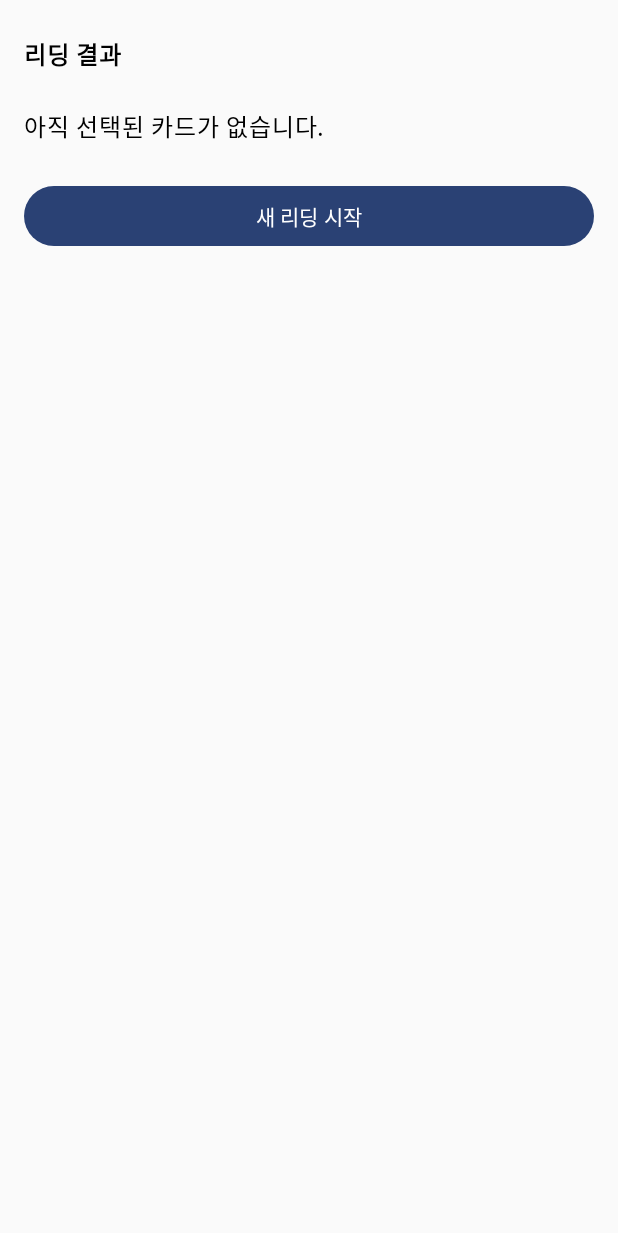
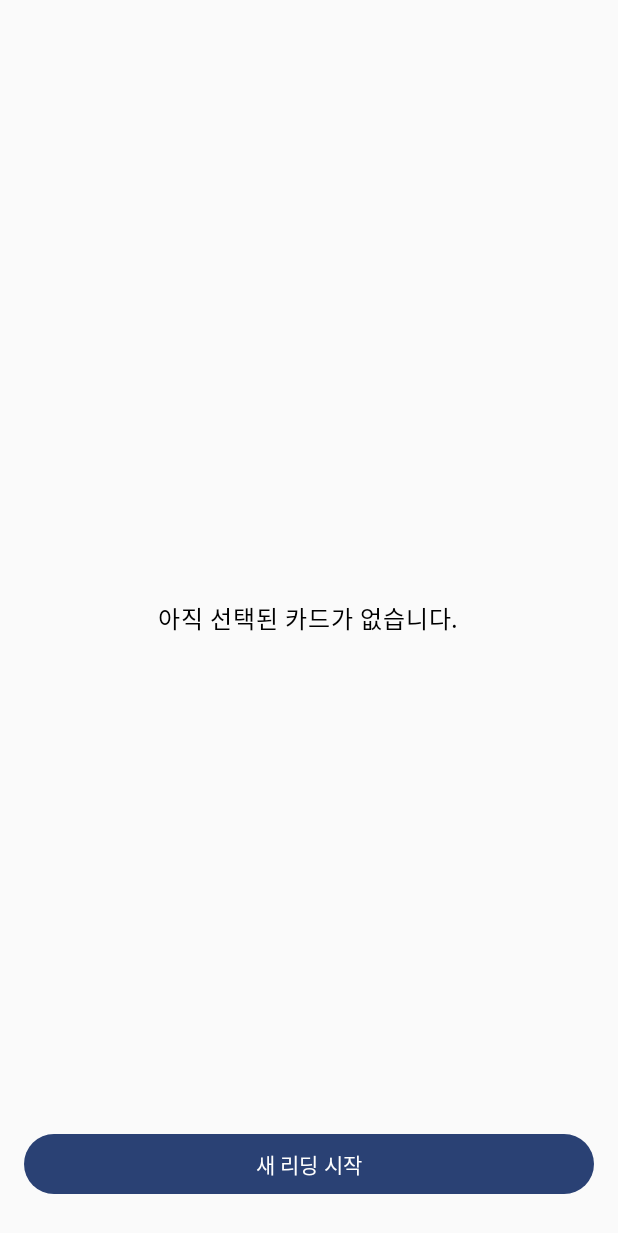
Before and after one commit to pinwormmy/TarotCard, an Android app built with Jetpack Compose: the ReadingResultScreen screen opened through its navigation route, on a phone screen of 412 x 824 dp. Shown: the top 1233 px of the screen. Run offline under Robolectric (Android 15) with nearby library versions, the phone set to English and light mode, and no system bars.

Commit message:
리딩 결과 화면 배치 수정
제목 삭제
카드는 중앙 정렬
새 리딩 시작은 하단에 붙임

```diff
--- a/app/src/main/java/com/pinwormmy/tarotcard/ui/screens/ReadingResultScreen.kt
+++ b/app/src/main/java/com/pinwormmy/tarotcard/ui/screens/ReadingResultScreen.kt
@@ -11,6 +11,7 @@ import androidx.compose.foundation.layout.aspectRatio
 import androidx.compose.foundation.layout.fillMaxSize
 import androidx.compose.foundation.layout.fillMaxWidth
 import androidx.compose.foundation.layout.padding
+import androidx.compose.foundation.layout.systemBarsPadding
 import androidx.compose.foundation.shape.RoundedCornerShape
 import androidx.compose.material3.Button
 import androidx.compose.material3.Text
@@ -57,20 +58,27 @@ fun ReadingResultScreen(
         it.value == CardRevealPhase.Zoom || it.value == CardRevealPhase.Description
     }
 
-    Column(
+    Box(
         modifier = modifier
             .fillMaxSize()
-            .padding(horizontal = 16.dp, vertical = 24.dp),
-        verticalArrangement = Arrangement.spacedBy(24.dp)
+            .systemBarsPadding()
+            .padding(horizontal = 16.dp, vertical = 24.dp)
     ) {
-        Text(text = "리딩 결과", fontWeight = FontWeight.Bold)
-
+        Column(
+            modifier = Modifier
+                .align(Alignment.Center)
+                .fillMaxWidth(),
+            verticalArrangement = Arrangement.spacedBy(24.dp),
+            horizontalAlignment = Alignment.CenterHorizontally
+        ) {
             if (orderedCards.all { it == null }) {
                 Text(text = "아직 선택된 카드가 없습니다.")
             } else {
                 Row(
-                modifier = Modifier.fillMaxWidth(),
-                horizontalArrangement = Arrangement.spacedBy(12.dp)
+                    modifier = Modifier
+                        .fillMaxWidth()
+                        .align(Alignment.CenterHorizontally),
+                    horizontalArrangement = Arrangement.spacedBy(16.dp, Alignment.CenterHorizontally)
                 ) {
                     orderedCards.forEachIndexed { index, card ->
                         val state = revealStates.getOrNull(index)
@@ -85,9 +93,12 @@ fun ReadingResultScreen(
                     }
                 }
             }
+        }
 
         Button(
-            modifier = Modifier.fillMaxWidth(),
+            modifier = Modifier
+                .align(Alignment.BottomCenter)
+                .fillMaxWidth(),
             onClick = onRestart
         ) {
             Text(text = "새 리딩 시작")
```
Lines whose indentation alone changed are shown as unchanged.
